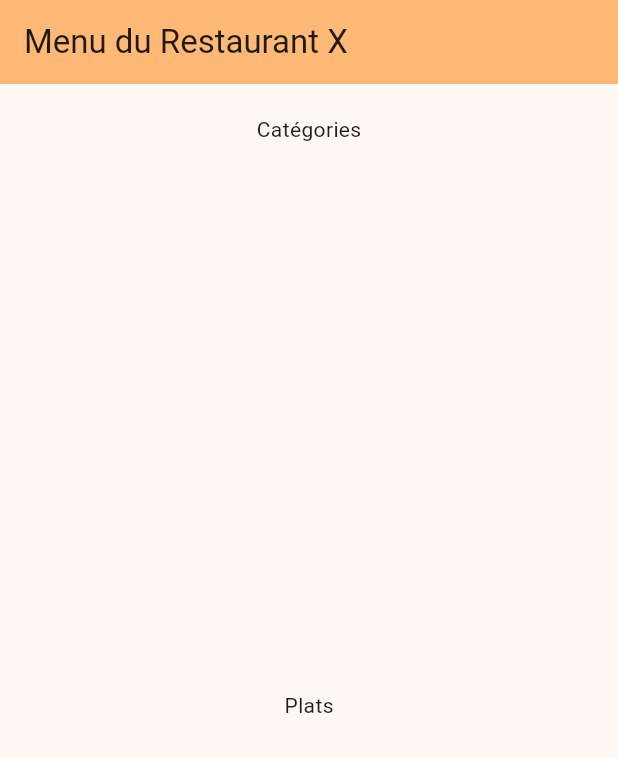
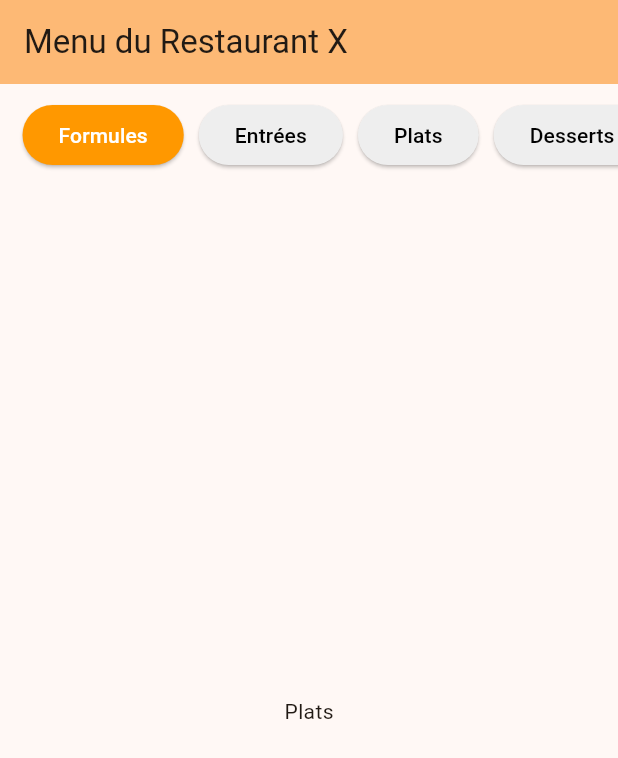
Before and after one commit to sorantino/app_restaurant_menu, a Flutter app: the screen it shows after launch, on a phone screen of 412 x 824 dp. Shown: the top 758 px of the screen. Run offline on Flutter 3.47's test engine with Material 3 defaults, Android fonts, the phone set to English and light mode, and no system bars.

Commit message:
barre categories

```diff
--- a/lib/main.dart
+++ b/lib/main.dart
@@ -178,6 +178,15 @@ class MenuPage extends StatefulWidget {
 }
 
 class _MenuPageState extends State<MenuPage> {
+  // Catégorie actuellement sélectionnée (la première par défaut)
+  String _categorieSelectionnee = categories[0];
+
+  void _selectionnerCategorie(String categorie) {
+    setState(() {
+      _categorieSelectionnee = categorie;
+    });
+  }
+
   @override
   Widget build(BuildContext context) {
     return Scaffold(
@@ -187,10 +196,35 @@ class _MenuPageState extends State<MenuPage> {
       ),
       body: Column(
         children: [
-          Container(
-            height: 60,
-            alignment: Alignment.center,
-            child: const Text('Catégories'),
+          //bar catégories
+          SingleChildScrollView(
+            scrollDirection: Axis.horizontal,
+            padding: const EdgeInsets.all(10),
+            child: Row(
+              children: [
+                //un btn par catégorie de la liste
+                for (String categorie in categories)
+                  Padding(
+                    padding: const EdgeInsets.symmetric(horizontal: 5),
+                    child: ElevatedButton(
+                      onPressed: () => _selectionnerCategorie(categorie),
+                      style: ElevatedButton.styleFrom(
+                        shape: RoundedRectangleBorder(
+                          borderRadius: BorderRadius.circular(20),
+                        ),
+                        //passage de la categorie tap en orange
+                        backgroundColor: categorie == _categorieSelectionnee
+                            ? Colors.orange
+                            : Colors.grey[200],
+                        foregroundColor: categorie == _categorieSelectionnee
+                            ? Colors.white
+                            : Colors.black,
+                      ),
+                      child: Text(categorie),
+                    ),
+                  ),
+              ],
+            ),
           ),
           const Expanded(
             child: Center(
```
